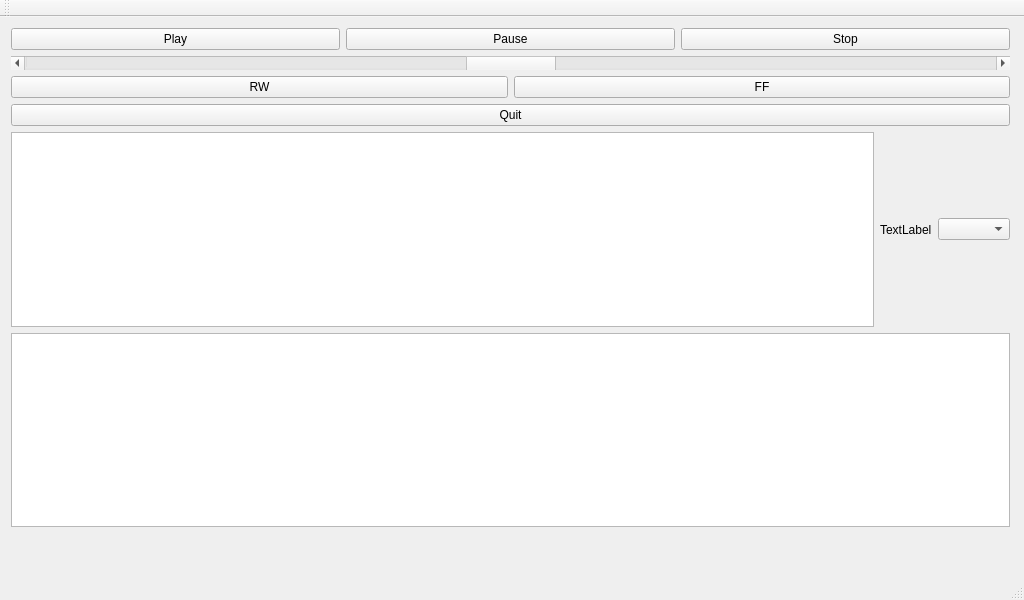
This is mainwindow.ui in EBXFS15/PrototypeBasedOnMpg321 as Qt 5 draws it before an edit. The edited form follows.
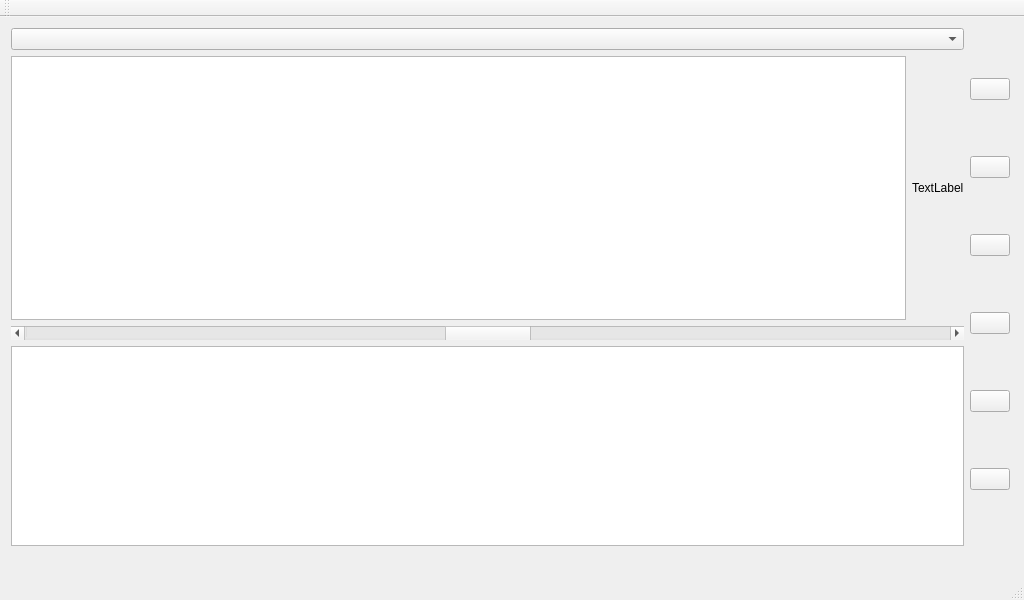
This is the edited form. Icons and pictures are not drawn.

Commit message: ADDED: added icon resources CHANGED: changed a little bit the layout

```diff
--- a/mainwindow.ui
+++ b/mainwindow.ui
@@ -20,7 +20,7 @@
       <x>0</x>
       <y>0</y>
       <width>1021</width>
-      <height>521</height>
+      <height>540</height>
      </rect>
     </property>
     <layout class="QVBoxLayout" name="verticalLayout">
@@ -28,25 +28,30 @@
       <enum>QLayout::SetDefaultConstraint</enum>
      </property>
      <item>
+      <layout class="QHBoxLayout" name="horizontalLayout_8">
+       <item>
+        <layout class="QVBoxLayout" name="verticalLayout_3">
+         <item>
+          <layout class="QHBoxLayout" name="horizontalLayout_5">
+           <property name="sizeConstraint">
+            <enum>QLayout::SetMaximumSize</enum>
+           </property>
+           <item>
+            <layout class="QHBoxLayout" name="horizontalLayout_6">
+             <item>
+              <layout class="QVBoxLayout" name="verticalLayout_4">
+               <item>
+                <widget class="QComboBox" name="PlayList"/>
+               </item>
+               <item>
       <layout class="QHBoxLayout" name="horizontalLayout">
        <item>
-        <widget class="QPushButton" name="btn_play">
-         <property name="text">
-          <string>Play</string>
-         </property>
-        </widget>
+                  <widget class="QListWidget" name="FileList"/>
        </item>
        <item>
-        <widget class="QPushButton" name="btn_pause">
+                  <widget class="QLabel" name="mediaImage">
          <property name="text">
-          <string>Pause</string>
-         </property>
-        </widget>
-       </item>
-       <item>
-        <widget class="QPushButton" name="btn_stop">
-         <property name="text">
-          <string>Stop</string>
+                    <string>TextLabel</string>
          </property>
         </widget>
        </item>
@@ -69,57 +74,6 @@
       </widget>
      </item>
      <item>
-      <layout class="QHBoxLayout" name="horizontalLayout_2">
-       <item>
-        <widget class="QPushButton" name="btn_RW">
-         <property name="text">
-          <string>RW</string>
-         </property>
-        </widget>
-       </item>
-       <item>
-        <widget class="QPushButton" name="btn_ff">
-         <property name="text">
-          <string>FF</string>
-         </property>
-        </widget>
-       </item>
-      </layout>
-     </item>
-     <item>
-      <layout class="QHBoxLayout" name="horizontalLayout_3">
-       <item>
-        <widget class="QPushButton" name="btn_close">
-         <property name="text">
-          <string>Quit</string>
-         </property>
-        </widget>
-       </item>
-      </layout>
-     </item>
-     <item>
-      <layout class="QHBoxLayout" name="horizontalLayout_6">
-       <item>
-        <widget class="QListWidget" name="FileList"/>
-       </item>
-       <item>
-        <widget class="QLabel" name="mediaImage">
-         <property name="text">
-          <string>TextLabel</string>
-         </property>
-        </widget>
-       </item>
-       <item>
-        <widget class="QComboBox" name="PlayList"/>
-       </item>
-      </layout>
-     </item>
-     <item>
-      <layout class="QHBoxLayout" name="horizontalLayout_5">
-       <property name="sizeConstraint">
-        <enum>QLayout::SetMaximumSize</enum>
-       </property>
-       <item>
         <widget class="QTextEdit" name="textEdit">
          <property name="maximumSize">
           <size>
@@ -132,6 +86,138 @@
       </layout>
      </item>
     </layout>
+           </item>
+           <item>
+            <layout class="QVBoxLayout" name="verticalLayout_2">
+             <item>
+              <widget class="QPushButton" name="btn_play">
+               <property name="enabled">
+                <bool>true</bool>
+               </property>
+               <property name="maximumSize">
+                <size>
+                 <width>16777215</width>
+                 <height>16777215</height>
+                </size>
+               </property>
+               <property name="contextMenuPolicy">
+                <enum>Qt::NoContextMenu</enum>
+               </property>
+               <property name="acceptDrops">
+                <bool>false</bool>
+               </property>
+               <property name="autoFillBackground">
+                <bool>false</bool>
+               </property>
+               <property name="text">
+                <string/>
+               </property>
+               <property name="icon">
+                <iconset resource="player.qrc">
+                 <normaloff>:/icons/play</normaloff>:/icons/play</iconset>
+               </property>
+               <property name="iconSize">
+                <size>
+                 <width>64</width>
+                 <height>64</height>
+                </size>
+               </property>
+              </widget>
+             </item>
+             <item>
+              <widget class="QPushButton" name="btn_stop">
+               <property name="text">
+                <string/>
+               </property>
+               <property name="icon">
+                <iconset resource="player.qrc">
+                 <normaloff>:/icons/stop</normaloff>:/icons/stop</iconset>
+               </property>
+               <property name="iconSize">
+                <size>
+                 <width>64</width>
+                 <height>64</height>
+                </size>
+               </property>
+              </widget>
+             </item>
+             <item>
+              <widget class="QPushButton" name="btn_pause">
+               <property name="text">
+                <string/>
+               </property>
+               <property name="icon">
+                <iconset resource="player.qrc">
+                 <normaloff>:/icons/pause</normaloff>:/icons/pause</iconset>
+               </property>
+               <property name="iconSize">
+                <size>
+                 <width>64</width>
+                 <height>64</height>
+                </size>
+               </property>
+              </widget>
+             </item>
+             <item>
+              <widget class="QPushButton" name="btn_ff">
+               <property name="text">
+                <string/>
+               </property>
+               <property name="icon">
+                <iconset resource="player.qrc">
+                 <normaloff>:/icons/forward</normaloff>:/icons/forward</iconset>
+               </property>
+               <property name="iconSize">
+                <size>
+                 <width>64</width>
+                 <height>64</height>
+                </size>
+               </property>
+              </widget>
+             </item>
+             <item>
+              <widget class="QPushButton" name="btn_RW">
+               <property name="text">
+                <string/>
+               </property>
+               <property name="icon">
+                <iconset resource="player.qrc">
+                 <normaloff>:/icons/backward</normaloff>:/icons/backward</iconset>
+               </property>
+               <property name="iconSize">
+                <size>
+                 <width>64</width>
+                 <height>64</height>
+                </size>
+               </property>
+              </widget>
+             </item>
+             <item>
+              <widget class="QPushButton" name="btn_close">
+               <property name="text">
+                <string/>
+               </property>
+               <property name="icon">
+                <iconset resource="player.qrc">
+                 <normaloff>:/icons/quit</normaloff>:/icons/quit</iconset>
+               </property>
+               <property name="iconSize">
+                <size>
+                 <width>64</width>
+                 <height>64</height>
+                </size>
+               </property>
+              </widget>
+             </item>
+            </layout>
+           </item>
+          </layout>
+         </item>
+        </layout>
+       </item>
+      </layout>
+     </item>
+    </layout>
    </widget>
   </widget>
   <widget class="QMenuBar" name="menuBar">
```
Left out of the diff: 7 changed lines with no effect on the pictures. Lines whose indentation alone changed are shown as unchanged. The commit also changes 9 other files.
